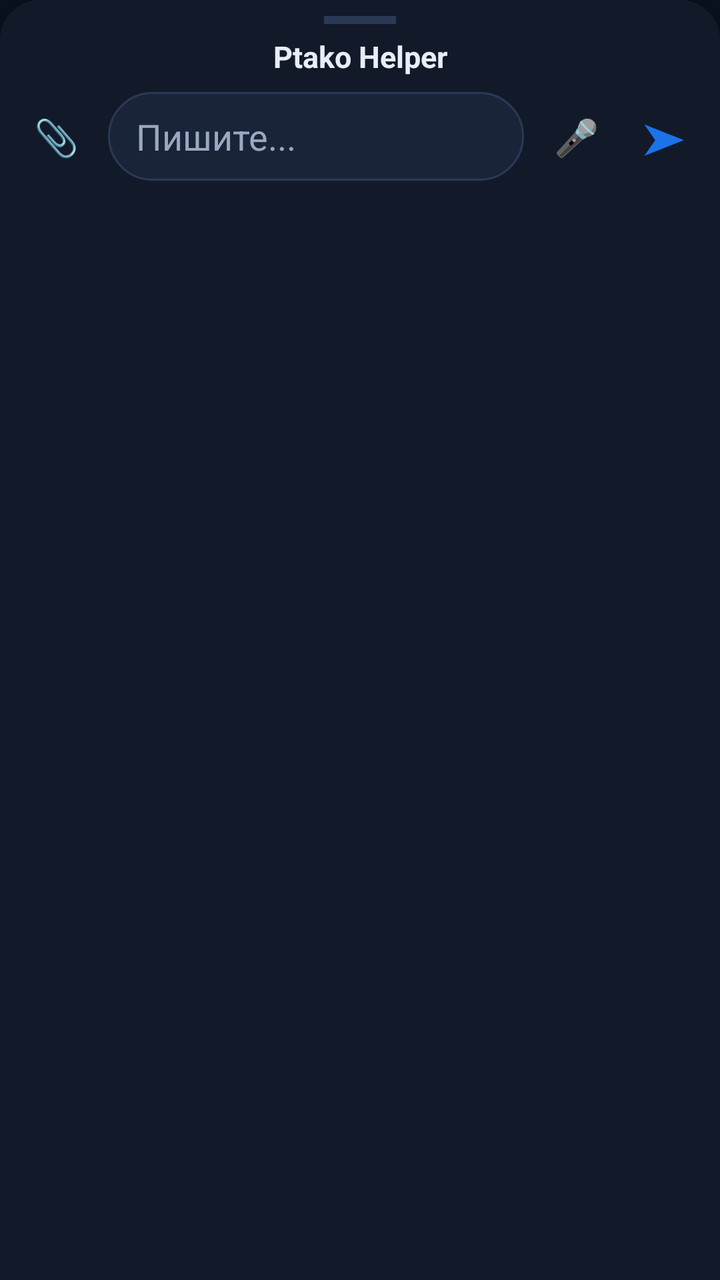
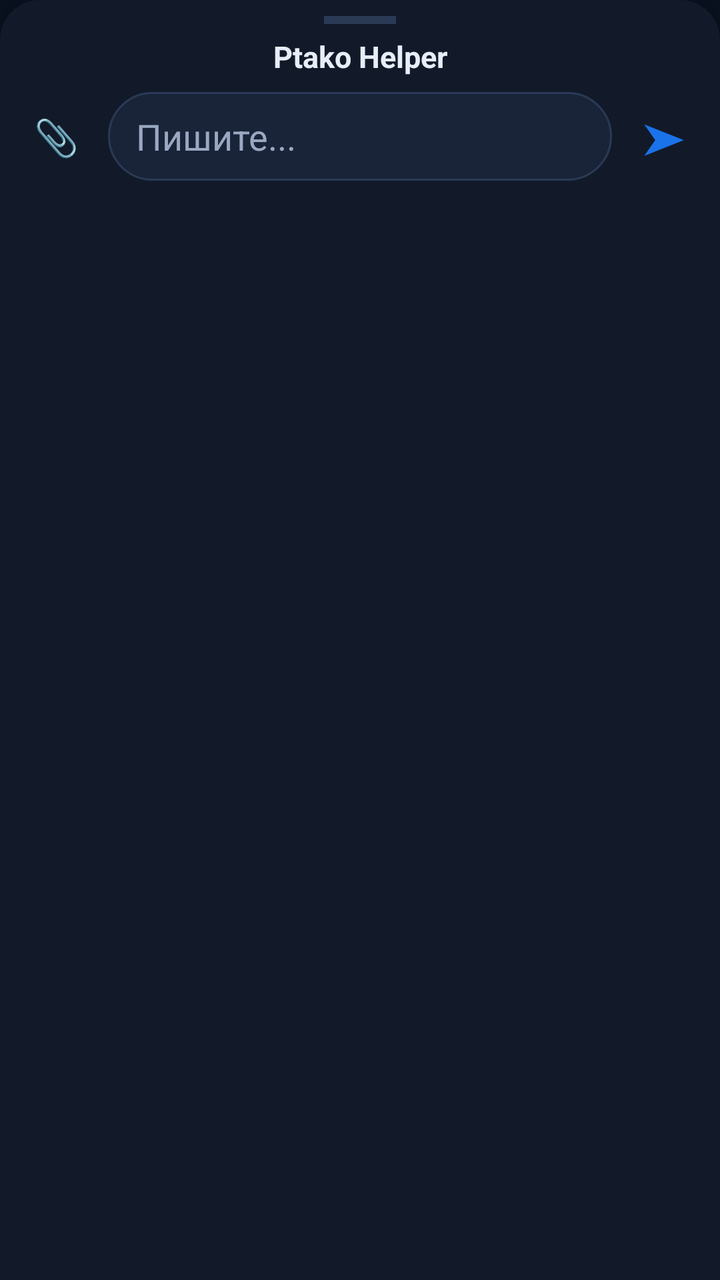

Two renders of the same Android screen: before a commit and after it. Below are the layout's source before the change and the commit's diff.
<!-- AndroidManifest.xml: application theme Theme.Assistant -->
<!-- res/layout/activity_assist.xml -->
<?xml version="1.0" encoding="utf-8"?>
<LinearLayout xmlns:android="http://schemas.android.com/apk/res/android"
    android:id="@+id/sheet"
    android:layout_width="match_parent"
    android:layout_height="wrap_content"
    android:background="@drawable/bg_assist_sheet"
    android:elevation="12dp"
    android:orientation="vertical"
    android:paddingTop="8dp">

    <View
        android:layout_width="36dp"
        android:layout_height="4dp"
        android:layout_gravity="center_horizontal"
        android:layout_marginBottom="6dp"
        android:background="@color/ptako_stroke" />

    <TextView
        android:layout_width="match_parent"
        android:layout_height="wrap_content"
        android:gravity="center"
        android:paddingBottom="6dp"
        android:text="@string/app_name"
        android:textColor="@color/ptako_text"
        android:textSize="15sp"
        android:textStyle="bold" />

    <androidx.recyclerview.widget.RecyclerView
        android:id="@+id/list"
        android:layout_width="match_parent"
        android:layout_height="200dp"
        android:clipToPadding="false"
        android:paddingBottom="4dp"
        android:visibility="gone" />

    <TextView
        android:id="@+id/attachPreview"
        android:layout_width="match_parent"
        android:layout_height="wrap_content"
        android:paddingStart="12dp"
        android:paddingEnd="12dp"
        android:textColor="@color/ptako_blue_soft"
        android:visibility="gone" />

    <com.example.assistant.WaveformView
        android:id="@+id/waveform"
        android:layout_width="match_parent"
        android:layout_height="60dp"
        android:layout_marginBottom="8dp"
        android:visibility="gone" />

    <LinearLayout
        android:layout_width="match_parent"
        android:layout_height="wrap_content"
        android:gravity="center_vertical"
        android:orientation="horizontal"
        android:paddingStart="6dp"
        android:paddingEnd="6dp"
        android:paddingBottom="10dp">

        <Button
            android:id="@+id/btnAttach"
            style="@style/Widget.Material3.Button.TextButton"
            android:layout_width="44dp"
            android:layout_height="48dp"
            android:contentDescription="Вложение"
            android:minWidth="0dp"
            android:padding="0dp"
            android:text="📎"
            android:textSize="18sp" />

        <EditText
            android:id="@+id/input"
            android:layout_width="0dp"
            android:layout_height="wrap_content"
            android:layout_marginStart="4dp"
            android:layout_marginEnd="4dp"
            android:layout_weight="1"
            android:background="@drawable/bg_input"
            android:hint="@string/hint_write"
            android:imeOptions="actionSend"
            android:importantForAutofill="no"
            android:inputType="textMultiLine|textCapSentences"
            android:maxLines="4"
            android:paddingStart="14dp"
            android:paddingTop="10dp"
            android:paddingEnd="14dp"
            android:paddingBottom="10dp"
            android:textColor="@color/ptako_text"
            android:textColorHint="@color/ptako_text_muted" />

        <Button
            android:id="@+id/btnMic"
            style="@style/Widget.Material3.Button.TextButton"
            android:layout_width="44dp"
            android:layout_height="48dp"
            android:contentDescription="@string/hold_to_talk"
            android:minWidth="0dp"
            android:padding="0dp"
            android:text="🎤"
            android:textSize="18sp" />

        <Button
            android:id="@+id/btnSend"
            style="@style/Widget.Material3.Button.TextButton"
            android:layout_width="44dp"
            android:layout_height="48dp"
            android:contentDescription="Отправить"
            android:minWidth="0dp"
            android:padding="0dp"
            android:text="➤"
            android:textColor="@color/ptako_blue_soft"
            android:textSize="22sp" />
    </LinearLayout>
</LinearLayout>
<!-- resources referenced by this layout -->
<resources>
  <color name="ptako_blue_soft">#FF1A73E8</color>
  <color name="ptako_stroke">#FF2A3A55</color>
  <color name="ptako_text">#FFE8EEF8</color>
  <color name="ptako_text_muted">#FF9AA8C2</color>
  <!-- drawable bg_assist_sheet (drawable) -->
  <?xml version="1.0" encoding="utf-8"?>
  <shape xmlns:android="http://schemas.android.com/apk/res/android"
      android:shape="rectangle">
      <solid android:color="@color/ptako_surface" />
      <corners
          android:topLeftRadius="20dp"
          android:topRightRadius="20dp" />
  </shape>
  <!-- drawable bg_input (drawable) -->
  <?xml version="1.0" encoding="utf-8"?>
  <shape xmlns:android="http://schemas.android.com/apk/res/android"
      android:shape="rectangle">
      <solid android:color="@color/ptako_surface_alt" />
      <corners android:radius="22dp" />
      <stroke
          android:width="1dp"
          android:color="@color/ptako_stroke" />
  </shape>
  <string name="app_name">Ptako Helper</string>
  <string name="hint_write">Пишите...</string>
  <string name="hold_to_talk">Голосовой ввод</string>
  <style name="Theme.Assistant" parent="Theme.Material3.Dark.NoActionBar">
          <item name="colorPrimary">@color/ptako_blue</item>
          <item name="colorOnPrimary">@color/ptako_text</item>
          <item name="colorPrimaryContainer">@color/ptako_blue_dark</item>
          <item name="colorSecondary">@color/ptako_blue_soft</item>
          <item name="colorAccent">@color/ptako_blue</item>
          <item name="android:statusBarColor">@color/ptako_bg</item>
          <item name="android:navigationBarColor">@color/ptako_bg</item>
          <item name="android:windowBackground">@color/ptako_bg</item>
          <item name="android:textColor">@color/ptako_text</item>
          <item name="android:textColorPrimary">@color/ptako_text</item>
          <item name="android:textColorSecondary">@color/ptako_text_muted</item>
          <item name="android:textColorHint">@color/ptako_text_muted</item>
          <item name="colorSurface">@color/ptako_surface</item>
          <item name="android:forceDarkAllowed">true</item>
      </style>
  <color name="ptako_surface">#FF121A2A</color>
  <color name="ptako_surface_alt">#FF1A2438</color>
  <color name="ptako_blue">#FF1565C0</color>
  <color name="ptako_blue_dark">#FF0D47A1</color>
  <color name="ptako_bg">#FF0B1220</color>
</resources>

<!-- the commit's change to res/layout/activity_assist.xml (unified diff, before → after) -->
@@ -42,13 +42,6 @@
         android:textColor="@color/ptako_blue_soft"
         android:visibility="gone" />
 
-    <com.example.assistant.WaveformView
-        android:id="@+id/waveform"
-        android:layout_width="match_parent"
-        android:layout_height="60dp"
-        android:layout_marginBottom="8dp"
-        android:visibility="gone" />
-
     <LinearLayout
         android:layout_width="match_parent"
         android:layout_height="wrap_content"
@@ -90,17 +83,6 @@
             android:textColorHint="@color/ptako_text_muted" />
 
         <Button
-            android:id="@+id/btnMic"
-            style="@style/Widget.Material3.Button.TextButton"
-            android:layout_width="44dp"
-            android:layout_height="48dp"
-            android:contentDescription="@string/hold_to_talk"
-            android:minWidth="0dp"
-            android:padding="0dp"
-            android:text="🎤"
-            android:textSize="18sp" />
-
-        <Button
             android:id="@+id/btnSend"
             style="@style/Widget.Material3.Button.TextButton"
             android:layout_width="44dp"
<!-- resource entries referenced after the edit -->
@@ -25,7 +25,6 @@
   </shape>
   <string name="app_name">Ptako Helper</string>
   <string name="hint_write">Пишите...</string>
-  <string name="hold_to_talk">Голосовой ввод</string>
   <style name="Theme.Assistant" parent="Theme.Material3.Dark.NoActionBar">
           <item name="colorPrimary">@color/ptako_blue</item>
           <item name="colorOnPrimary">@color/ptako_text</item>
